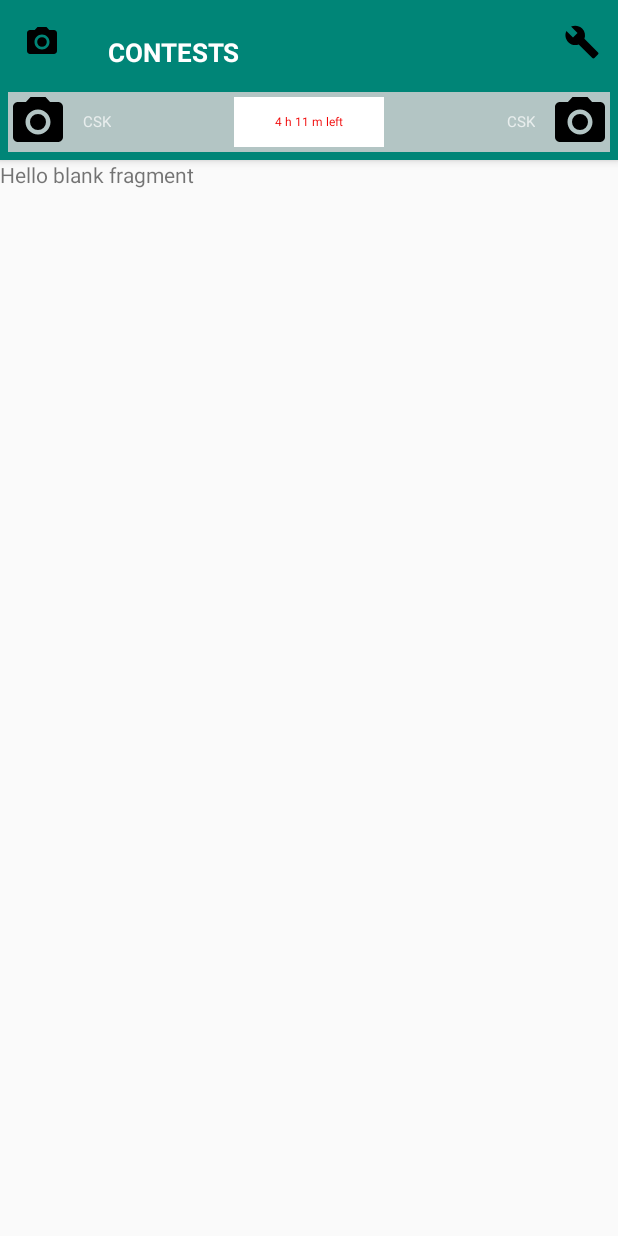
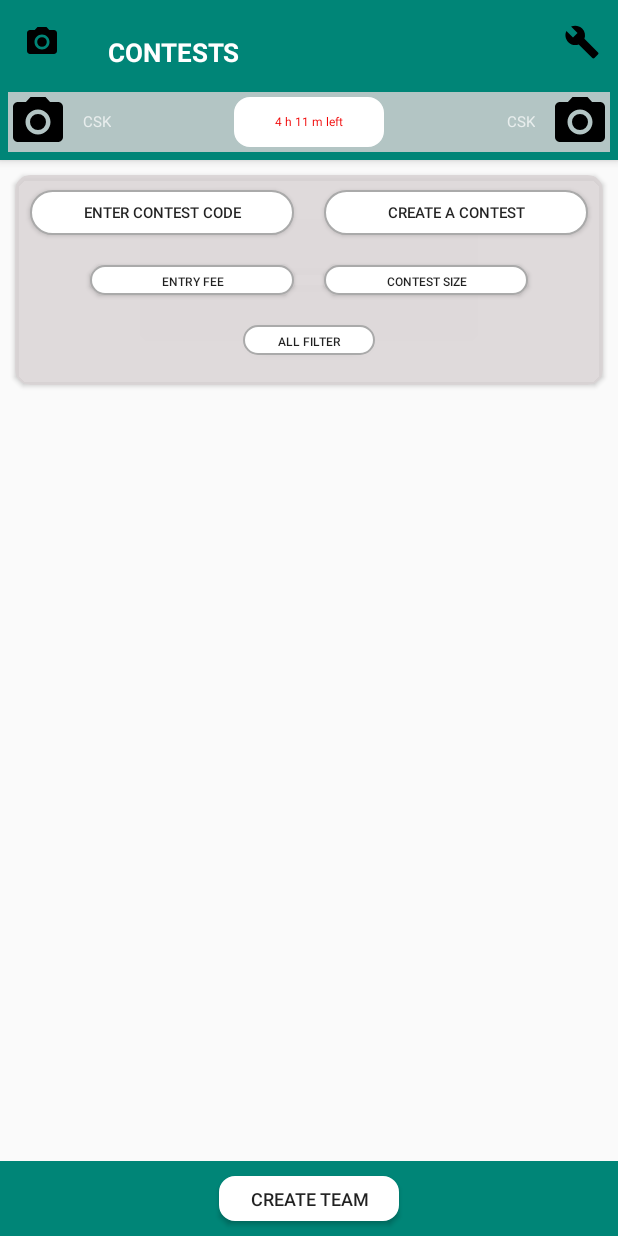
Before and after one commit to Samplemadmovegame/MadMoveGame, an Android app: the ContestActivity screen opened directly, with no data from a screen before it, on a phone screen of 412 x 824 dp. Run offline under Robolectric (Android 15) with nearby library versions, the phone set to English and light mode, and no system bars; 1 statement that could not run was skipped.

Commit message:
latest code

```diff
--- /dev/null
+++ b/app/src/main/res/drawable/curve_border.xml
@@ -0,0 +1,11 @@
+<?xml version="1.0" encoding="utf-8"?>
+<shape xmlns:android="http://schemas.android.com/apk/res/android"
+    android:shape="rectangle">
+    <solid android:color="@android:color/white" />
+    <corners android:radius="40dp" />
+
+    <stroke
+        android:width="1dp"
+        android:color="@android:color/darker_gray" />
+
+</shape>
--- /dev/null
+++ b/app/src/main/res/drawable/curve_outline.xml
@@ -0,0 +1,13 @@
+<?xml version="1.0" encoding="utf-8"?>
+<shape xmlns:android="http://schemas.android.com/apk/res/android"
+    android:shape="rectangle" >
+
+    <solid android:color="@android:color/white" />
+
+    <corners android:radius="10dip" />
+
+    <stroke
+        android:width="1dp"
+        android:color="@android:color/white" />
+
+</shape>
--- a/app/src/main/res/layout/activity_contest.xml
+++ b/app/src/main/res/layout/activity_contest.xml
@@ -84,7 +84,7 @@
                 android:layout_width="@dimen/dim_100dp"
                 android:layout_height="match_parent"
                 android:layout_margin="3dp"
-                android:background="@color/white"
+                android:background="@drawable/curve_outline"
                 android:gravity="center"
                 android:text="4 h 11 m left"
                 android:textColor="@color/red"
--- a/app/src/main/res/layout/fragment_contest.xml
+++ b/app/src/main/res/layout/fragment_contest.xml
@@ -1,14 +1,127 @@
 <?xml version="1.0" encoding="utf-8"?>
-<FrameLayout xmlns:android="http://schemas.android.com/apk/res/android"
+<android.support.constraint.ConstraintLayout xmlns:android="http://schemas.android.com/apk/res/android"
+    xmlns:app="http://schemas.android.com/apk/res-auto"
     xmlns:tools="http://schemas.android.com/tools"
     android:layout_width="match_parent"
     android:layout_height="match_parent"
     tools:context=".contest.ContestFrag">
 
-    <!-- TODO: Update blank fragment layout -->
-    <TextView
+    <android.support.v7.widget.CardView
+        android:id="@+id/layout1"
         android:layout_width="match_parent"
-        android:layout_height="match_parent"
-        android:text="@string/hello_blank_fragment" />
+        android:layout_height="wrap_content"
+        android:layout_margin="@dimen/dim_10dp"
+        app:cardBackgroundColor="@color/gray"
+        app:cardCornerRadius="@dimen/dim_10dp"
+        app:layout_constraintTop_toTopOf="parent">
 
-</FrameLayout>
+        <android.support.constraint.ConstraintLayout
+            android:layout_width="match_parent"
+            android:layout_height="match_parent">
+
+            <android.support.v7.widget.AppCompatButton
+                android:id="@+id/button1"
+                android:layout_width="0dp"
+                android:layout_height="@dimen/dim_30dp"
+                android:layout_margin="@dimen/dim_10dp"
+                android:background="@drawable/curve_border"
+                android:padding="@dimen/dim_5dp"
+                android:text="Enter Contest Code"
+                android:textSize="@dimen/dim_10sp"
+                app:layout_constraintLeft_toLeftOf="parent"
+                app:layout_constraintRight_toLeftOf="@+id/button2"
+                app:layout_constraintTop_toTopOf="parent" />
+
+            <android.support.v7.widget.AppCompatButton
+                android:id="@+id/button2"
+                android:layout_width="0dp"
+                android:layout_height="@dimen/dim_30dp"
+                android:layout_margin="@dimen/dim_10dp"
+                android:background="@drawable/curve_border"
+                android:padding="@dimen/dim_5dp"
+                android:text="Create a Contest"
+                android:textSize="@dimen/dim_10sp"
+                app:layout_constraintLeft_toRightOf="@+id/button1"
+                app:layout_constraintRight_toRightOf="parent"
+                app:layout_constraintTop_toTopOf="parent" />
+
+            <android.support.v7.widget.AppCompatButton
+                android:id="@+id/button3"
+                android:layout_width="0dp"
+                android:layout_height="@dimen/dim_20dp"
+                android:layout_marginLeft="@dimen/dim_50dp"
+                android:layout_marginTop="@dimen/dim_20dp"
+                android:background="@drawable/curve_border"
+                android:padding="@dimen/dim_5dp"
+                android:text="Entry Fee"
+                android:textSize="@dimen/dim_8sp"
+                app:layout_constraintLeft_toLeftOf="parent"
+                app:layout_constraintRight_toLeftOf="@+id/button4"
+                app:layout_constraintTop_toBottomOf="@+id/button1" />
+
+            <android.support.v7.widget.AppCompatButton
+                android:id="@+id/button4"
+                android:layout_width="0dp"
+                android:layout_height="@dimen/dim_20dp"
+                android:layout_marginLeft="20dp"
+                android:layout_marginTop="@dimen/dim_20dp"
+                android:layout_marginRight="@dimen/dim_50dp"
+                android:background="@drawable/curve_border"
+                android:padding="@dimen/dim_5dp"
+                android:text="Contest Size"
+                android:textSize="@dimen/dim_8sp"
+                app:layout_constraintLeft_toRightOf="@+id/button3"
+                app:layout_constraintRight_toRightOf="parent"
+                app:layout_constraintTop_toBottomOf="@+id/button2" />
+
+            <android.support.v7.widget.AppCompatButton
+                android:layout_width="wrap_content"
+                android:layout_height="@dimen/dim_20dp"
+                android:layout_marginTop="@dimen/dim_20dp"
+                android:layout_marginBottom="@dimen/dim_20dp"
+                android:background="@drawable/curve_border"
+                android:padding="@dimen/dim_5dp"
+                android:text="All filter"
+                android:textSize="@dimen/dim_8sp"
+                app:layout_constraintBottom_toBottomOf="parent"
+                app:layout_constraintLeft_toLeftOf="parent"
+                app:layout_constraintRight_toRightOf="parent"
+                app:layout_constraintTop_toBottomOf="@+id/button4" />
+
+
+        </android.support.constraint.ConstraintLayout>
+
+    </android.support.v7.widget.CardView>
+
+    <!--<android.support.v7.widget.RecyclerView-->
+        <!--android:id="@+id/constest_recycler_view"-->
+        <!--android:layout_width="match_parent"-->
+        <!--android:layout_height="@dimen/dim_0dp"-->
+        <!--android:layout_marginTop="@dimen/dim_10dp"-->
+        <!--app:layout_constraintBottom_toTopOf="@+id/view"-->
+        <!--app:layout_constraintTop_toBottomOf="@+id/layout1">-->
+
+    <!--</android.support.v7.widget.RecyclerView>-->
+
+
+    <FrameLayout
+        android:id="@+id/view"
+        android:layout_width="match_parent"
+        android:layout_height="@dimen/dim_50dp"
+        android:background="@color/colorPrimary"
+        app:layout_constraintBottom_toBottomOf="parent">
+
+
+        <Button
+            android:id="@+id/create_team_bt"
+            android:layout_width="@dimen/dim_120dp"
+            android:layout_height="wrap_content"
+            android:layout_gravity="center"
+            android:layout_margin="@dimen/dim_10dp"
+            android:background="@drawable/curve_outline"
+            android:text="Create team"
+            android:textSize="@dimen/dim_12sp" />
+
+    </FrameLayout>
+
+</android.support.constraint.ConstraintLayout>
--- a/app/src/main/res/values/dimens.xml
+++ b/app/src/main/res/values/dimens.xml
@@ -14,7 +14,6 @@
     <dimen name="dim_10dp">10dp</dimen>
     <dimen name="dim_80dp">80dp</dimen>
     <dimen name="dim_10sp">10sp</dimen>
-    <dimen name="dim_20dp">20dp</dimen>
     <dimen name="dim_50dp">50dp</dimen>
     <dimen name="dim_30dp">30dp</dimen>
     <dimen name="dim_8sp">8sp</dimen>
@@ -23,4 +22,7 @@
     <dimen name="dim_5dp">5dp</dimen>
     <dimen name="dim_90dp">90dp</dimen>
     <dimen name="dim_15sp">15sp</dimen>
+    <dimen name="dim_15dp">15dp</dimen>
+    <dimen name="dim_12sp">12sp</dimen>
+    <dimen name="dim_20dp">20dp</dimen>
 </resources>
--- a/app/src/main/res/values/strings.xml
+++ b/app/src/main/res/values/strings.xml
@@ -8,6 +8,8 @@
     <string name="nav_header_desc">Navigation header</string>
     <string name="action_settings">Settings</string>
 
+    <string name="Rs">\u20B9</string>
+
     <!-- TODO: Remove or change this placeholder text -->
     <string name="hello_blank_fragment">Hello blank fragment</string>
 </resources>
```
Also changed, not shown: app/src/main/res/drawable-v24/curve_border_gray.xml (added, +7 -0 lines), app/src/main/res/drawable-v24/curve_border_green.xml (added, +7 -0 lines), app/src/main/res/layout/row_contest.xml (added, +170 -0 lines).
